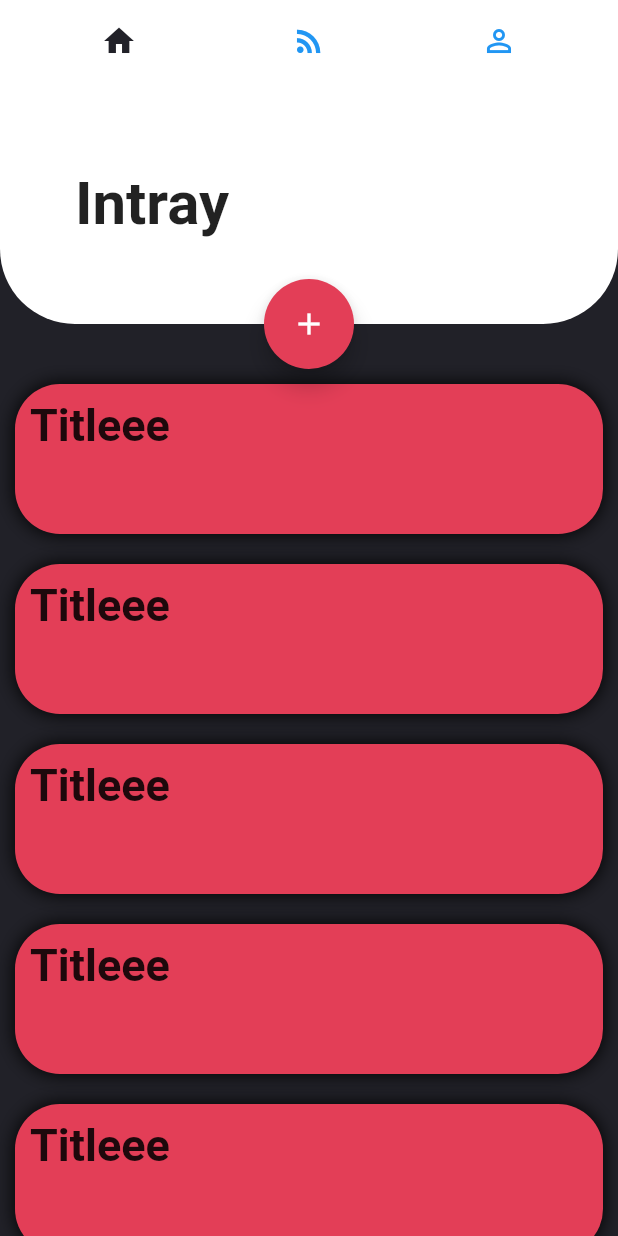
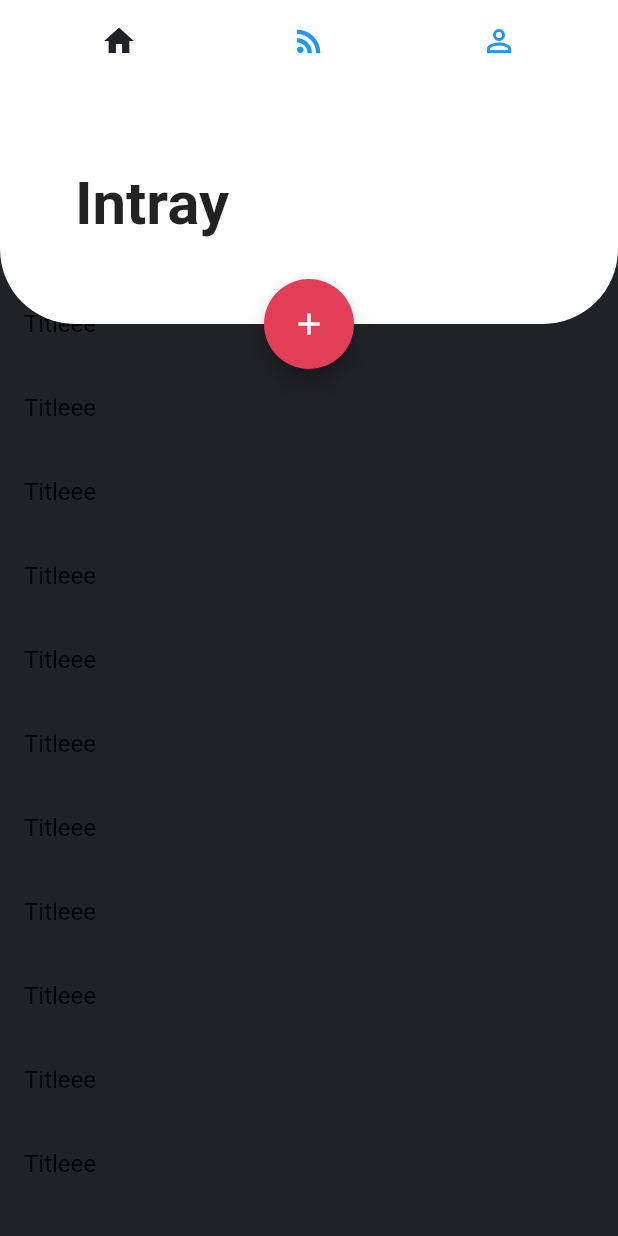
Before and after one commit to dani9875/todoapp, a Flutter app: the screen it shows after launch, on a phone screen of 412 x 824 dp. Run offline on Flutter 3.47's test engine with Material 2 defaults, Android fonts, the phone set to English and light mode, and no system bars; Roboto replaces fonts that are missing (Avenir).

Commit message:
InteractiveList

```diff
--- a/todoapp/lib/UI/Intray/Intray.dart
+++ b/todoapp/lib/UI/Intray/Intray.dart
@@ -8,20 +8,58 @@ class IntrayPage extends StatefulWidget {
 }
 
 class _IntrayPageState extends State<IntrayPage> {
+  List<IntrayTodo> todoItems = [];
   @override
   Widget build(BuildContext context) {
-    var list = getList();
+    todoItems = getList();
     return Container(
-      color: darkGreyColor,
-      child: ListView(padding: EdgeInsets.only(top: 200), children: list),
+        color: darkGreyColor, child: _buildReorderableListSimple(context)
+
+        //ReorderableListView(
+        //padding: EdgeInsets.only(top: 200),
+        //children: todoItems,
+        //onReorder: _onReorder,
+        //),
+        );
+  }
+
+  Widget _buildListTile(BuildContext context, IntrayTodo item) {
+    return ListTile(
+      key: Key(item.keyValue),
+      title: Text(item.title),
     );
   }
 
-  List<Widget> getList() {
-    List<IntrayTodo> list = [];
-    for (int i = 0; i < 10; i++) {
-      list.add(IntrayTodo(title: "Titleee"));
+  Widget _buildReorderableListSimple(BuildContext context) {
+    return ReorderableListView(
+      padding: EdgeInsets.only(top: 20.0),
+      children: todoItems
+          .map((IntrayTodo item) => _buildListTile(context, item))
+          .toList(),
+      onReorder: (oldIndex, newIndex) {
+        setState(() {
+          IntrayTodo item = todoItems[oldIndex];
+          todoItems.remove(item);
+          todoItems.insert(newIndex, item);
+        });
+      },
+    );
+  }
+
+  void _onReorder(int oldIndex, int newIndex) {
+    setState(() {
+      if (newIndex > oldIndex) {
+        newIndex -= 1;
+      }
+      final IntrayTodo item = todoItems.removeAt(oldIndex);
+      todoItems.insert(newIndex, item);
+    });
+  }
+
+  List<IntrayTodo> getList() {
+    for (int i = 0; i < 30; i++) {
+      todoItems.add(IntrayTodo(keyValue: i.toString(), title: "Titleee"));
     }
-    return list;
+    return todoItems;
   }
 }
--- a/todoapp/lib/models/widgets/Intray_todo_widget.dart
+++ b/todoapp/lib/models/widgets/Intray_todo_widget.dart
@@ -4,7 +4,8 @@ import 'package:todoapp/models/global.dart';
 
 class IntrayTodo extends StatelessWidget {
   final String title;
-  IntrayTodo({required this.title});
+  final String keyValue;
+  IntrayTodo({required this.keyValue, required this.title});
 
   @override
   Widget build(BuildContext context) {
```
